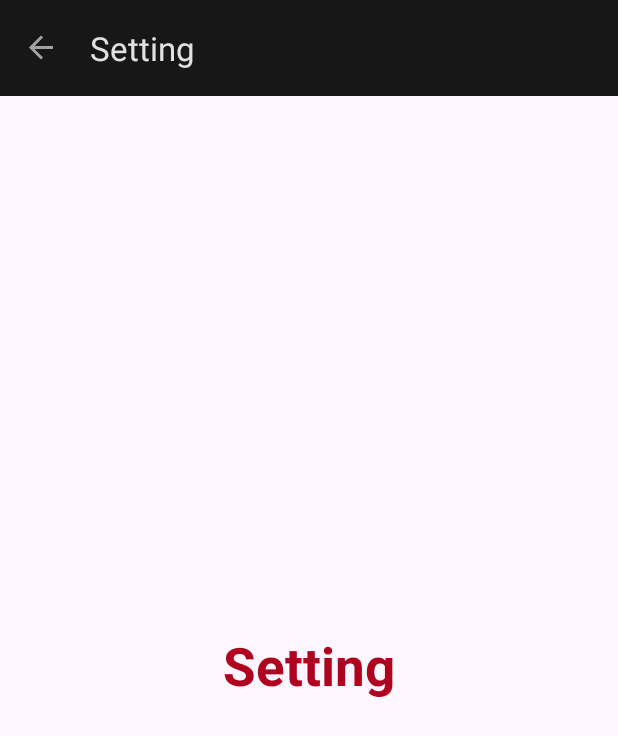
After one commit to Abdallah-Elsobky/News-App, an Android app: the SettingFragment screen opened through its navigation route, on a phone screen of 412 x 824 dp. The commit adds this screen. Shown: the top 736 px of the screen. Run offline under Robolectric (Android 15) with nearby library versions, the phone set to English and light mode, and no system bars; our stand-ins replace navigation-ui.

Commit message:
Implement Navigation Component with Drawer Navigation

```diff
--- a/app/src/main/AndroidManifest.xml
+++ b/app/src/main/AndroidManifest.xml
@@ -13,7 +13,7 @@
         android:theme="@style/Theme.NewsV1"
         tools:targetApi="31">
         <activity
-            android:name=".MainActivity"
+            android:name=".ui.MainActivity"
             android:exported="true">
             <intent-filter>
                 <action android:name="android.intent.action.MAIN" />
--- /dev/null
+++ b/app/src/main/java/com/example/newsv1/ui/MainActivity.kt
@@ -0,0 +1,43 @@
+package com.example.newsv1.ui
+
+import android.os.Bundle
+import androidx.appcompat.app.AppCompatActivity
+import androidx.navigation.NavController
+import androidx.navigation.findNavController
+import androidx.navigation.ui.AppBarConfiguration
+import androidx.navigation.ui.navigateUp
+import androidx.navigation.ui.setupActionBarWithNavController
+import androidx.navigation.ui.setupWithNavController
+import com.example.newsv1.R
+import com.example.newsv1.databinding.ActivityMainBinding
+
+class MainActivity : AppCompatActivity() {
+
+    private lateinit var binding: ActivityMainBinding
+    private lateinit var navController: NavController
+    private lateinit var appBarConfiguration: AppBarConfiguration
+
+    override fun onCreate(savedInstanceState: Bundle?) {
+        super.onCreate(savedInstanceState)
+        binding = ActivityMainBinding.inflate(layoutInflater)
+        setContentView(binding.root)
+        navigation()
+    }
+
+    private fun navigation() {
+        setSupportActionBar(binding.toolbar.toolbar)
+
+        navController = findNavController(R.id.fragmentContainerView)
+
+        appBarConfiguration = AppBarConfiguration(
+            setOf(R.id.id_category_fragment, R.id.id_setting_fragment),
+            binding.drawer
+        )
+        setupActionBarWithNavController(navController, binding.drawer)
+        binding.navigationView.setupWithNavController(navController)
+    }
+
+    override fun onSupportNavigateUp(): Boolean {
+        return navController.navigateUp(appBarConfiguration) || super.onSupportNavigateUp()
+    }
+}
--- /dev/null
+++ b/app/src/main/java/com/example/newsv1/ui/fragments/category/CategoryFragment.kt
@@ -0,0 +1,20 @@
+package com.example.newsv1.ui.fragments.category
+
+import android.os.Bundle
+import androidx.fragment.app.Fragment
+import android.view.LayoutInflater
+import android.view.View
+import android.view.ViewGroup
+import com.example.newsv1.R
+
+
+class CategoryFragment : Fragment() {
+
+    override fun onCreateView(
+        inflater: LayoutInflater, container: ViewGroup?,
+        savedInstanceState: Bundle?
+    ): View? {
+        // Inflate the layout for this fragment
+        return inflater.inflate(R.layout.fragment_category, container, false)
+    }
+}
--- /dev/null
+++ b/app/src/main/java/com/example/newsv1/ui/fragments/setting/SettingFragment.kt
@@ -0,0 +1,21 @@
+package com.example.newsv1.ui.fragments.setting
+
+import android.os.Bundle
+import androidx.fragment.app.Fragment
+import android.view.LayoutInflater
+import android.view.View
+import android.view.ViewGroup
+import com.example.newsv1.R
+
+
+class SettingFragment : Fragment() {
+
+    override fun onCreateView(
+        inflater: LayoutInflater, container: ViewGroup?,
+        savedInstanceState: Bundle?
+    ): View? {
+        // Inflate the layout for this fragment
+        return inflater.inflate(R.layout.fragment_setting, container, false)
+    }
+
+}
--- /dev/null
+++ b/app/src/main/res/drawable/ic_home.xml
@@ -0,0 +1,7 @@
+<vector xmlns:android="http://schemas.android.com/apk/res/android" android:height="200dp" android:viewportHeight="24" android:viewportWidth="24" android:width="200dp">
+
+    <path android:fillColor="#00000000" android:pathData="M22,12.204V13.725C22,17.626 22,19.576 20.828,20.788C19.657,22 17.771,22 14,22H10C6.229,22 4.343,22 3.172,20.788C2,19.576 2,17.626 2,13.725V12.204C2,9.915 2,8.771 2.519,7.823C3.038,6.874 3.987,6.286 5.884,5.108L7.884,3.867C9.889,2.622 10.892,2 12,2C13.108,2 14.111,2.622 16.116,3.867L18.116,5.108C20.013,6.286 20.962,6.874 21.481,7.823" android:strokeColor="#1C274C" android:strokeLineCap="round" android:strokeWidth="1.5"/>
+
+    <path android:fillColor="#00000000" android:pathData="M15,18H9" android:strokeColor="#1C274C" android:strokeLineCap="round" android:strokeWidth="1.5"/>
+
+</vector>
--- /dev/null
+++ b/app/src/main/res/drawable/ic_setting.xml
@@ -0,0 +1,20 @@
+<vector xmlns:android="http://schemas.android.com/apk/res/android"
+    android:width="200dp"
+    android:height="200dp"
+    android:viewportWidth="24"
+    android:viewportHeight="24">
+  <path
+      android:pathData="M3,9.11V14.88C3,17 3,17 5,18.35L10.5,21.53C11.33,22.01 12.68,22.01 13.5,21.53L19,18.35C21,17 21,17 21,14.89V9.11C21,7 21,7 19,5.65L13.5,2.47C12.68,1.99 11.33,1.99 10.5,2.47L5,5.65C3,7 3,7 3,9.11Z"
+      android:strokeLineJoin="round"
+      android:strokeWidth="1.5"
+      android:fillColor="#00000000"
+      android:strokeColor="#292D32"
+      android:strokeLineCap="round"/>
+  <path
+      android:pathData="M12,15C13.657,15 15,13.657 15,12C15,10.343 13.657,9 12,9C10.343,9 9,10.343 9,12C9,13.657 10.343,15 12,15Z"
+      android:strokeLineJoin="round"
+      android:strokeWidth="1.5"
+      android:fillColor="#00000000"
+      android:strokeColor="#292D32"
+      android:strokeLineCap="round"/>
+</vector>
--- a/app/src/main/res/layout/activity_main.xml
+++ b/app/src/main/res/layout/activity_main.xml
@@ -1,19 +1,45 @@
 <?xml version="1.0" encoding="utf-8"?>
-<androidx.constraintlayout.widget.ConstraintLayout xmlns:android="http://schemas.android.com/apk/res/android"
+<androidx.drawerlayout.widget.DrawerLayout xmlns:android="http://schemas.android.com/apk/res/android"
     xmlns:app="http://schemas.android.com/apk/res-auto"
     xmlns:tools="http://schemas.android.com/tools"
-    android:id="@+id/main"
+    android:id="@+id/drawer"
     android:layout_width="match_parent"
     android:layout_height="match_parent"
-    tools:context=".MainActivity">
+    android:fitsSystemWindows="true"
+    tools:context=".ui.MainActivity"
+    >
 
-    <TextView
+    <androidx.constraintlayout.widget.ConstraintLayout
+        android:layout_width="match_parent"
+        android:layout_height="match_parent">
+
+        <include
+            android:id="@+id/toolbar"
+            layout="@layout/toolbar"
+            app:layout_constraintEnd_toEndOf="parent"
+            app:layout_constraintStart_toStartOf="parent"
+            app:layout_constraintTop_toTopOf="parent" />
+
+        <fragment
+            android:id="@+id/fragmentContainerView"
+            android:name="androidx.navigation.fragment.NavHostFragment"
+            android:layout_width="0dp"
+            android:layout_height="0dp"
+            app:defaultNavHost="true"
+            app:layout_constraintBottom_toBottomOf="parent"
+            app:layout_constraintEnd_toEndOf="parent"
+            app:layout_constraintStart_toStartOf="parent"
+            app:layout_constraintTop_toBottomOf="@+id/toolbar"
+            app:navGraph="@navigation/nav_graph" />
+
+    </androidx.constraintlayout.widget.ConstraintLayout>
+
+    <com.google.android.material.navigation.NavigationView
+        android:id="@+id/navigationView"
         android:layout_width="wrap_content"
-        android:layout_height="wrap_content"
-        android:text="Hello World!"
-        app:layout_constraintBottom_toBottomOf="parent"
-        app:layout_constraintEnd_toEndOf="parent"
-        app:layout_constraintStart_toStartOf="parent"
-        app:layout_constraintTop_toTopOf="parent" />
+        android:layout_height="match_parent"
+        android:layout_gravity="start"
+        app:headerLayout="@layout/nav_header"
+        app:menu="@menu/menu" />
 
-</androidx.constraintlayout.widget.ConstraintLayout>
+</androidx.drawerlayout.widget.DrawerLayout>
--- /dev/null
+++ b/app/src/main/res/layout/fragment_setting.xml
@@ -0,0 +1,18 @@
+<?xml version="1.0" encoding="utf-8"?>
+<FrameLayout xmlns:android="http://schemas.android.com/apk/res/android"
+    xmlns:tools="http://schemas.android.com/tools"
+    android:layout_width="match_parent"
+    android:layout_height="match_parent"
+    tools:context=".ui.fragments.setting.SettingFragment">
+
+    <TextView
+        android:layout_width="match_parent"
+        android:layout_height="match_parent"
+        android:text="Setting"
+        android:textStyle="bold"
+        android:textSize="35sp"
+        android:gravity="center"
+        android:textColor="@color/red"
+        />
+
+</FrameLayout>
--- /dev/null
+++ b/app/src/main/res/layout/toolbar.xml
@@ -0,0 +1,11 @@
+<?xml version="1.0" encoding="utf-8"?>
+<androidx.appcompat.widget.Toolbar xmlns:android="http://schemas.android.com/apk/res/android"
+    android:id="@+id/toolbar"
+    android:layout_width="match_parent"
+    android:layout_height="wrap_content"
+    android:background="?attr/colorOnPrimary"
+    android:elevation="8dp"
+    android:theme="@android:style/ThemeOverlay.Material.Dark.ActionBar"
+    >
+
+</androidx.appcompat.widget.Toolbar>
--- /dev/null
+++ b/app/src/main/res/menu/menu.xml
@@ -0,0 +1,16 @@
+<?xml version="1.0" encoding="utf-8"?>
+<menu xmlns:android="http://schemas.android.com/apk/res/android">
+    <item
+        android:id="@+id/id_category_fragment"
+        android:title="@string/category"
+        android:icon="@drawable/ic_home"
+        android:checkable="true"
+        android:checked="true"
+        />
+    <item
+        android:id="@+id/id_setting_fragment"
+        android:title="@string/setting"
+        android:icon="@drawable/ic_setting"
+        android:checkable="true"
+        />
+</menu>
--- /dev/null
+++ b/app/src/main/res/navigation/nav_graph.xml
@@ -0,0 +1,23 @@
+<?xml version="1.0" encoding="utf-8"?>
+<navigation xmlns:android="http://schemas.android.com/apk/res/android"
+             xmlns:app="http://schemas.android.com/apk/res-auto"
+    xmlns:tools="http://schemas.android.com/tools"
+    android:id="@+id/nav_graph"
+    app:startDestination="@id/id_category_fragment">
+
+    <fragment
+        android:id="@+id/id_category_fragment"
+        android:name="com.example.newsv1.ui.fragments.category.CategoryFragment"
+        android:label="Category"
+        tools:layout="@layout/fragment_category" />
+    <fragment
+        android:id="@+id/id_news_fragment"
+        android:name="com.example.newsv1.ui.fragments.news.NewsFragment"
+        android:label="News"
+        tools:layout="@layout/fragment_news" />
+    <fragment
+        android:id="@+id/id_setting_fragment"
+        android:name="com.example.newsv1.ui.fragments.setting.SettingFragment"
+        android:label="Setting"
+        tools:layout="@layout/fragment_setting" />
+</navigation>
--- a/gradle/libs.versions.toml
+++ b/gradle/libs.versions.toml
@@ -9,9 +9,12 @@ appcompat = "1.7.0"
 material = "1.12.0"
 activity = "1.10.1"
 constraintlayout = "2.2.1"
+navigationFragmentKtx = "2.8.8"
 
 [libraries]
 androidx-core-ktx = { group = "androidx.core", name = "core-ktx", version.ref = "coreKtx" }
+androidx-navigation-fragment-ktx = { module = "androidx.navigation:navigation-fragment-ktx", version.ref = "navigationFragmentKtx" }
+androidx-navigation-ui-ktx = { module = "androidx.navigation:navigation-ui-ktx", version.ref = "navigationFragmentKtx" }
 junit = { group = "junit", name = "junit", version.ref = "junit" }
 androidx-junit = { group = "androidx.test.ext", name = "junit", version.ref = "junitVersion" }
 androidx-espresso-core = { group = "androidx.test.espresso", name = "espresso-core", version.ref = "espressoCore" }
```
Also changed, not shown: app/build.gradle.kts (+8 -0 lines), app/src/main/java/com/example/newsv1/MainActivity.kt (deleted, +0 -12 lines), app/src/main/java/com/example/newsv1/ui/fragments/news/NewsFragment.kt (added, +20 -0 lines), app/src/main/res/drawable/logo.xml (added, +45 -0 lines), app/src/main/res/layout/fragment_category.xml (added, +18 -0 lines), app/src/main/res/layout/fragment_news.xml (added, +18 -0 lines), app/src/main/res/layout/nav_header.xml (added, +44 -0 lines).
